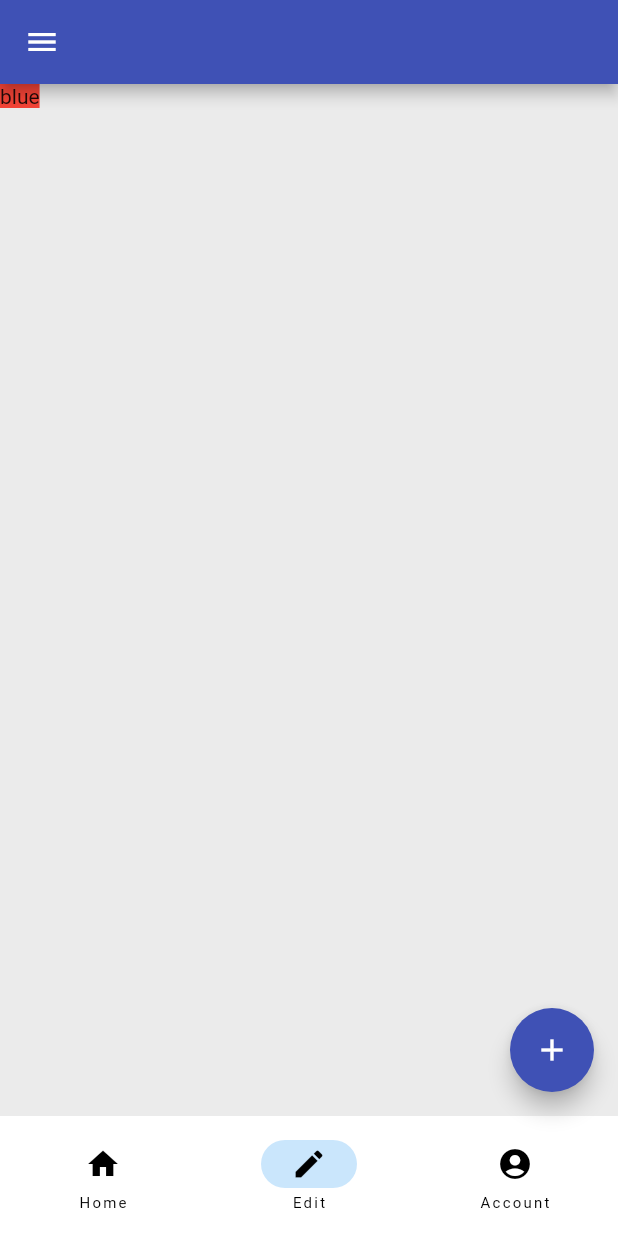
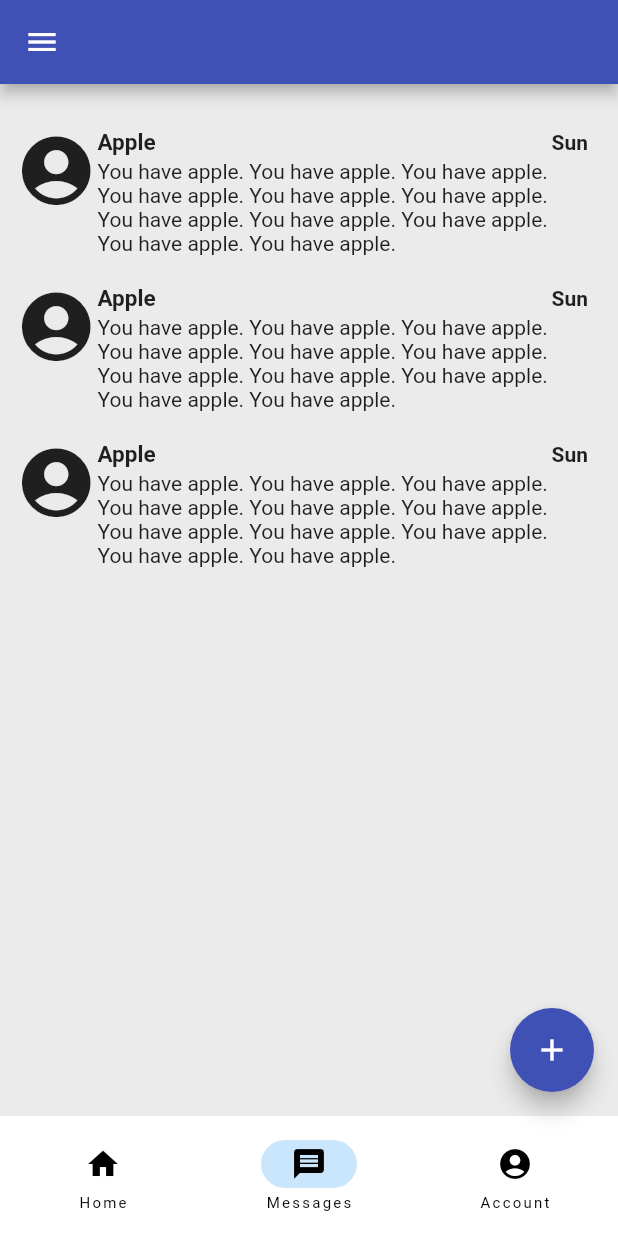
Before and after one commit to MSrijan/todoapp, a Flutter app: the screen it shows after launch, item 2 of the bottom bar chosen, on a phone screen of 412 x 824 dp. Run offline on Flutter 3.47's test engine with Material 2 defaults, Android fonts, the phone set to English and light mode, and no system bars.

Commit message:
changed edit page to message page

```diff
--- a/lib/home.dart
+++ b/lib/home.dart
@@ -2,6 +2,7 @@ import 'package:flutter/material.dart';
 import '../todocontainer.dart';
 import '../todo.dart';
 import '../account.dart';
+import '../message.dart';
 
 class Home extends StatefulWidget {
    Home({super.key});
@@ -37,7 +38,7 @@ NavigationBar navbar() {
     selectedIndex: currentpageindex,
     destinations: [
       homepage(),
-      editpage(),
+      messagepage(),
       accountpage(),
     ],
   );
@@ -62,10 +63,7 @@ List<Widget> get body {
       ],
       ),
    ),
-   Container(
-    color: Colors.red,
-    child: Text("blue"),
-   ),
+   message_page_body(),
    account_page_body()
 ];
 }
@@ -139,22 +137,6 @@ void _addtodoitem(String toDo){
 }
 }
 
-
-
-class editpage extends StatelessWidget {
-  const editpage({
-    super.key,
-  });
-
-  @override
-  Widget build(BuildContext context) {
-    return NavigationDestination(
-      icon: Icon(Icons.edit),
-      label: "Edit"
-      );
-  }
-}
-
 class homepage extends StatelessWidget {
   const homepage({
     super.key,
--- /dev/null
+++ b/lib/message.dart
@@ -0,0 +1,107 @@
+import 'package:flutter/material.dart';
+
+class messagepage extends StatelessWidget {
+  const messagepage({
+    super.key,
+  });
+
+  @override
+  Widget build(BuildContext context) {
+    return NavigationDestination(
+      icon: Icon(Icons.message),
+      label: "Messages"
+      );
+  }
+}
+
+class message_page_body extends StatefulWidget{
+  const message_page_body({
+    super.key,
+  });
+
+  @override
+  State<message_page_body> createState() => _message_page_bodyState();
+}
+
+class _message_page_bodyState extends State<message_page_body> {
+  @override
+  Widget build(BuildContext context){
+    return Container(
+      padding:EdgeInsets.fromLTRB(10, 10, 20, 10),
+      child: Column(
+        children: [
+          SizedBox(height: 20),
+          Row(
+            crossAxisAlignment: CrossAxisAlignment.start,
+            children: [
+              Icon(Icons.account_circle, size: 55,),
+              Flexible(
+                child: Column(
+                  crossAxisAlignment: CrossAxisAlignment.start,
+                  children: [
+                    Row(
+                      mainAxisAlignment: MainAxisAlignment.spaceBetween,
+                      children: [
+                        Text("Apple", style: TextStyle(fontSize: 15, fontWeight: FontWeight.bold),),
+                        Text("Sun", style: TextStyle(fontWeight: FontWeight.bold),)
+                      ],
+                    ),
+                    SizedBox(height: 2),
+                    Text("You have apple. You have apple. You have apple. You have apple. You have apple. You have apple. You have apple. You have apple. You have apple. You have apple. You have apple. ")
+                  ],
+                )
+              )
+            ],
+          ),
+          SizedBox(height: 20),
+          Row(
+            crossAxisAlignment: CrossAxisAlignment.start,
+            children: [
+              Icon(Icons.account_circle, size: 55,),
+              Flexible(
+                child: Column(
+                  crossAxisAlignment: CrossAxisAlignment.start,
+                  children: [
+                    Row(
+                      mainAxisAlignment: MainAxisAlignment.spaceBetween,
+                      children: [
+                        Text("Apple", style: TextStyle(fontSize: 15, fontWeight: FontWeight.bold),),
+                        Text("Sun", style: TextStyle(fontWeight: FontWeight.bold),)
+                      ],
+                    ),
+                    SizedBox(height: 2),
+                    Text("You have apple. You have apple. You have apple. You have apple. You have apple. You have apple. You have apple. You have apple. You have apple. You have apple. You have apple. ")
+                  ],
+                )
+              )
+            ],
+          ),
+          SizedBox(height: 20),
+          Row(
+            crossAxisAlignment: CrossAxisAlignment.start,
+            children: [
+              Icon(Icons.account_circle, size: 55,),
+              Flexible(
+                child: Column(
+                  crossAxisAlignment: CrossAxisAlignment.start,
+                  children: [
+                    Row(
+                      mainAxisAlignment: MainAxisAlignment.spaceBetween,
+                      children: [
+                        Text("Apple", style: TextStyle(fontSize: 15, fontWeight: FontWeight.bold),),
+                        Text("Sun", style: TextStyle(fontWeight: FontWeight.bold),)
+                      ],
+                    ),
+                    SizedBox(height: 2),
+                    Text("You have apple. You have apple. You have apple. You have apple. You have apple. You have apple. You have apple. You have apple. You have apple. You have apple. You have apple. ")
+                  ],
+                )
+              )
+            ],
+          ),
+
+        ],
+      ),
+    );
+  }
+}
```
